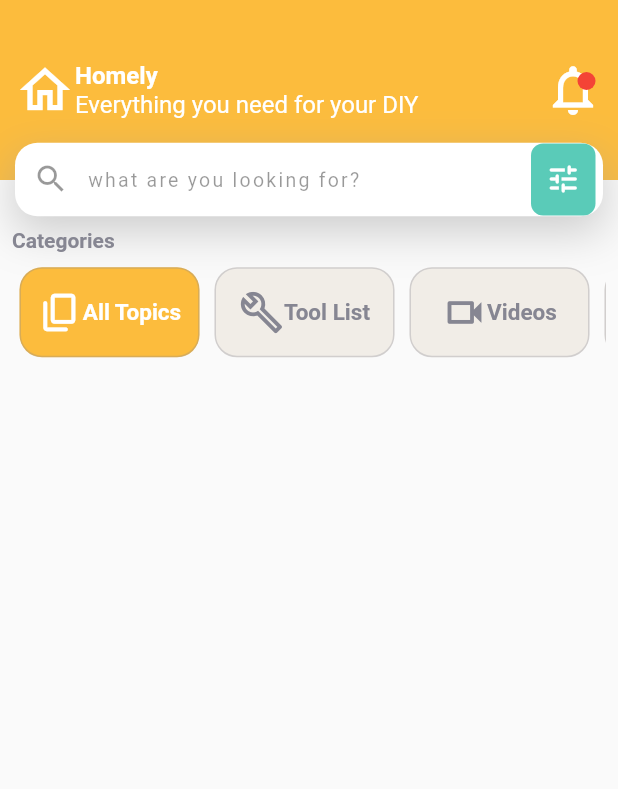
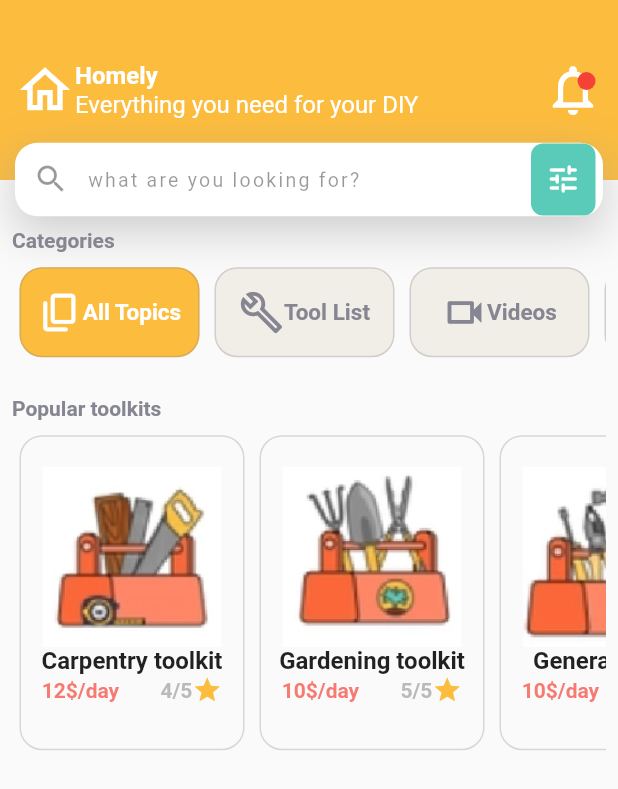
Before and after one commit to RodrigoUchoa001/avaliacao_2_programacao_4, a Flutter app: the screen it shows after launch, on a phone screen of 412 x 824 dp. Shown: the top 789 px of the screen. Run offline on Flutter 3.47's test engine with Material 2 defaults, Android fonts, the phone set to English and light mode, and no system bars.

Commit message:
finalizado linha dos toolkits

```diff
--- a/lib/main.dart
+++ b/lib/main.dart
@@ -1,6 +1,7 @@
 import 'package:avaliacao_2/provider/category_selected_provider.dart';
 import 'package:avaliacao_2/provider/theme_provider.dart';
 import 'package:avaliacao_2/widgets/category_selection_row.dart';
+import 'package:avaliacao_2/widgets/popular_toolkits_row.dart';
 import 'package:avaliacao_2/widgets/search_bar.dart';
 import 'package:avaliacao_2/widgets/top_bar.dart';
 import 'package:flutter/material.dart';
@@ -46,6 +47,7 @@ class _MyHomePageState extends State<MyHomePage> {
           TopBar(),
           SearchBar(),
           CategorySelectionRow(),
+          PopularToolkitsRow(),
         ],
       ),
     );
--- /dev/null
+++ b/lib/widgets/popular_toolkits_row.dart
@@ -0,0 +1,116 @@
+import 'package:flutter/material.dart';
+
+class PopularToolkitsRow extends StatelessWidget {
+  const PopularToolkitsRow({Key? key}) : super(key: key);
+
+  @override
+  Widget build(BuildContext context) {
+    final StarColor = Theme.of(context).appBarTheme.backgroundColor;
+    final Color? corBorda = Theme.of(context).textTheme.bodyLarge?.color;
+
+    return Padding(
+      padding: const EdgeInsets.all(8.0),
+      child: Column(
+        crossAxisAlignment: CrossAxisAlignment.start,
+        children: [
+          Text('Popular toolkits',
+              style: Theme.of(context).textTheme.bodyLarge),
+          SizedBox(
+            height: 230,
+            child: ListView.builder(
+              physics: const BouncingScrollPhysics(),
+              shrinkWrap: true,
+              itemCount: toolkits.length,
+              scrollDirection: Axis.horizontal,
+              itemBuilder: (_, index) {
+                return Container(
+                  width: 150,
+                  height: 230,
+                  margin:
+                      const EdgeInsets.symmetric(horizontal: 5, vertical: 10),
+                  decoration: BoxDecoration(
+                    borderRadius: BorderRadius.circular(15),
+                    border: Border.all(color: corBorda!.withOpacity(0.3)),
+                  ),
+                  child: Padding(
+                    padding: const EdgeInsets.symmetric(vertical: 20),
+                    child: Column(
+                      children: [
+                        Image.asset(toolkits[index].imagePath,
+                            width: 120, height: 120),
+                        Text(
+                          toolkits[index].title,
+                          style: const TextStyle(
+                              fontWeight: FontWeight.bold, fontSize: 16),
+                        ),
+                        Row(
+                          mainAxisAlignment: MainAxisAlignment.spaceAround,
+                          children: [
+                            Text(
+                              '${toolkits[index].price}\$/day',
+                              style: TextStyle(
+                                  color: Colors.red.withOpacity(0.7),
+                                  fontWeight: FontWeight.bold),
+                            ),
+                            Row(
+                              children: [
+                                Text(
+                                  '${toolkits[index].rating}/5',
+                                  style: TextStyle(
+                                      color: Colors.grey.withOpacity(0.7),
+                                      fontWeight: FontWeight.bold),
+                                ),
+                                Icon(
+                                  Icons.star,
+                                  size: 20,
+                                  color: Theme.of(context)
+                                      .appBarTheme
+                                      .backgroundColor,
+                                ),
+                              ],
+                            ),
+                          ],
+                        ),
+                      ],
+                    ),
+                  ),
+                );
+              },
+            ),
+          ),
+        ],
+      ),
+    );
+  }
+}
+
+class Toolkit {
+  String imagePath;
+  String title;
+  int price;
+  int rating;
+
+  Toolkit(
+      {required this.imagePath,
+      required this.title,
+      required this.price,
+      required this.rating});
+}
+
+List<Toolkit> toolkits = [
+  Toolkit(
+      imagePath: 'assets/images/carpentry_toolkit.png',
+      title: 'Carpentry toolkit',
+      price: 12,
+      rating: 4),
+  Toolkit(
+      imagePath: 'assets/images/gardening_toolkit.png',
+      title: 'Gardening toolkit',
+      price: 10,
+      rating: 5),
+  Toolkit(
+      imagePath: 'assets/images/general_toolkit.png',
+      title: 'General toolkit',
+      price: 10,
+      rating: 5),
+];
--- a/pubspec.yaml
+++ b/pubspec.yaml
@@ -59,8 +59,8 @@ flutter:
   uses-material-design: true
 
   # To add assets to your application, add an assets section, like this:
-  # assets:
-  #   - images/a_dot_burr.jpeg
+  assets:
+    - assets/images/
   #   - images/a_dot_ham.jpeg
 
   # An image asset can refer to one or more resolution-specific "variants", see
```
Also changed, not shown: assets/images/carpentry_toolkit.png (added), assets/images/gardening_toolkit.png (added), assets/images/general_toolkit.png (added).
